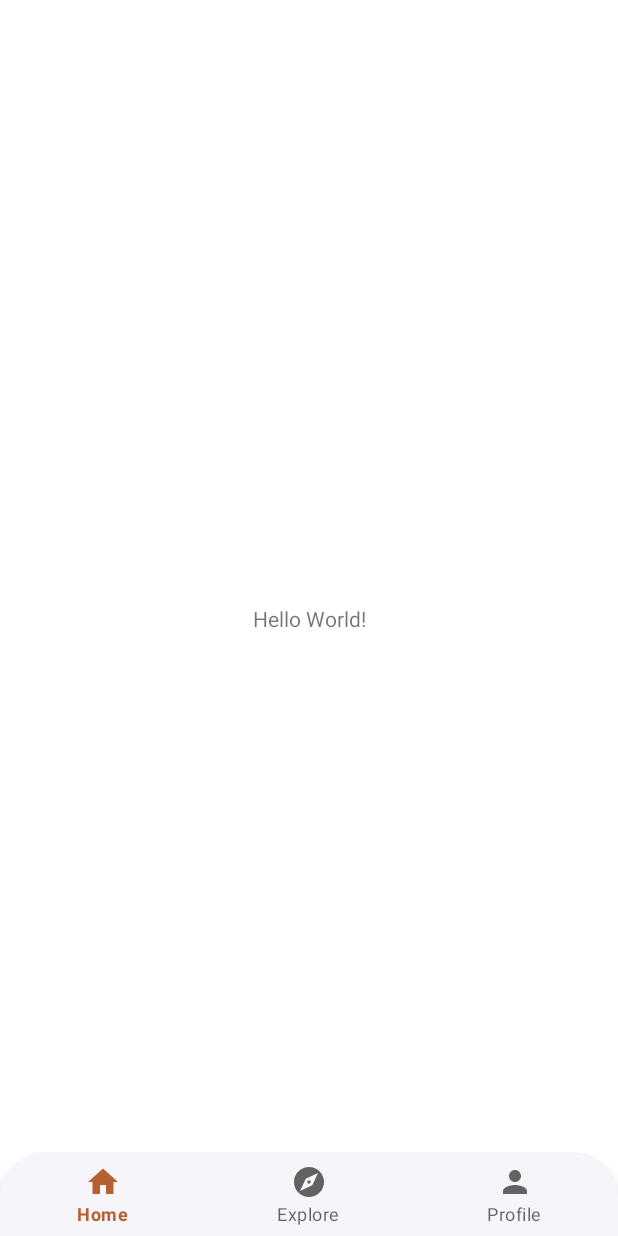
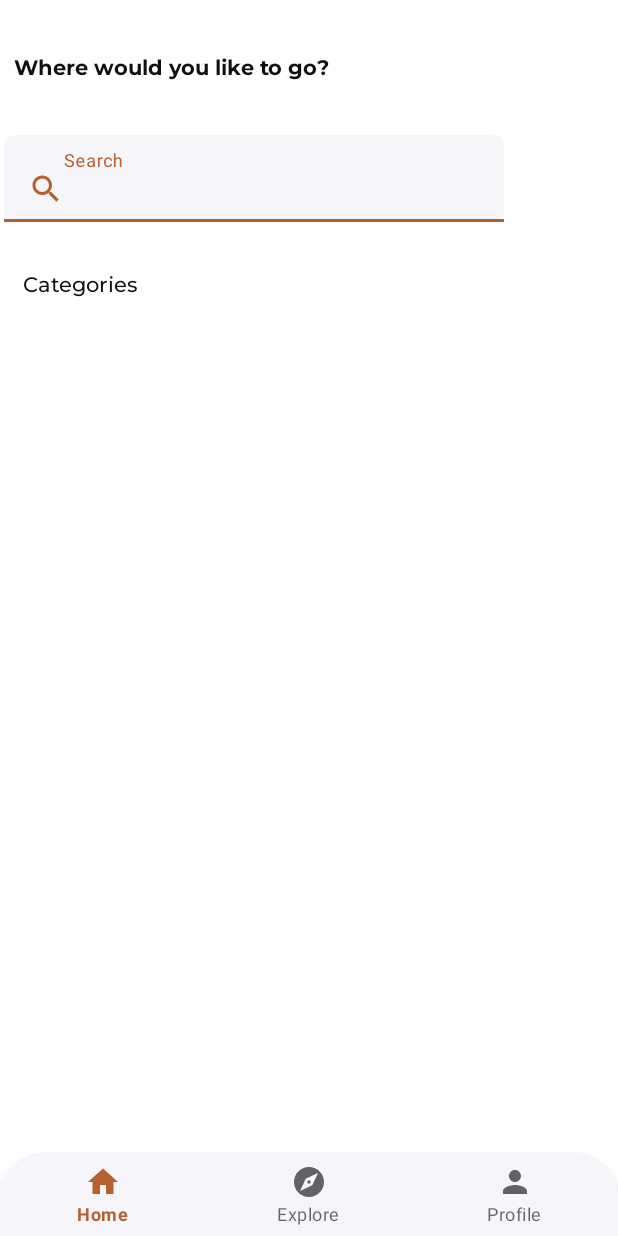
Before and after one commit to Dikarahmanm/Wismata-C23-PS297, an Android app: the MainActivity screen opened directly, with no data from a screen before it, on a phone screen of 412 x 824 dp. Run offline under Robolectric (Android 15) with nearby library versions, the phone set to English and light mode, and no system bars.

Commit message:
mainactivity
not complete

```diff
--- /dev/null
+++ b/Android/app/src/main/res/drawable/ic_search_24.xml
@@ -0,0 +1,5 @@
+<vector android:height="24dp" android:tint="#B6602F"
+    android:viewportHeight="24" android:viewportWidth="24"
+    android:width="24dp" xmlns:android="http://schemas.android.com/apk/res/android">
+    <path android:fillColor="@android:color/white" android:pathData="M15.5,14h-0.79l-0.28,-0.27C15.41,12.59 16,11.11 16,9.5 16,5.91 13.09,3 9.5,3S3,5.91 3,9.5 5.91,16 9.5,16c1.61,0 3.09,-0.59 4.23,-1.57l0.27,0.28v0.79l5,4.99L20.49,19l-4.99,-5zM9.5,14C7.01,14 5,11.99 5,9.5S7.01,5 9.5,5 14,7.01 14,9.5 11.99,14 9.5,14z"/>
+</vector>
--- /dev/null
+++ b/Android/app/src/main/res/drawable/search_bar_rounded.xml
@@ -0,0 +1,11 @@
+<?xml version="1.0" encoding="utf-8"?>
+<shape xmlns:android="http://schemas.android.com/apk/res/android">
+    <solid android:color="@color/white" />
+
+    <corners
+        android:topLeftRadius="8dp"
+        android:topRightRadius="8dp"
+        android:bottomLeftRadius="8dp"
+        android:bottomRightRadius="8dp"
+        />
+</shape>
--- a/Android/app/src/main/res/layout/activity_main.xml
+++ b/Android/app/src/main/res/layout/activity_main.xml
@@ -7,13 +7,18 @@
     tools:context=".MainActivity">
 
     <TextView
+        android:id="@+id/textView"
         android:layout_width="wrap_content"
         android:layout_height="wrap_content"
-        android:text="Hello World!"
+        android:fontFamily="@font/monbold"
+        android:text="@string/main_text"
+        android:textColor="@color/black"
         app:layout_constraintBottom_toBottomOf="parent"
         app:layout_constraintEnd_toEndOf="parent"
+        app:layout_constraintHorizontal_bias="0.047"
         app:layout_constraintStart_toStartOf="parent"
-        app:layout_constraintTop_toTopOf="parent" />
+        app:layout_constraintTop_toTopOf="parent"
+        app:layout_constraintVertical_bias="0.044" />
 
     <com.google.android.material.bottomnavigation.BottomNavigationView
         android:id="@+id/bottomNavigationView"
@@ -25,4 +30,50 @@
         app:layout_constraintStart_toStartOf="parent"
         app:menu="@menu/bottom_navigation_menu" />
 
+    <com.google.android.material.textfield.TextInputLayout
+        android:id="@+id/textInputLayout"
+        android:layout_width="409dp"
+        android:layout_height="wrap_content"
+        android:layout_marginTop="36dp"
+        app:layout_constraintEnd_toEndOf="parent"
+        app:layout_constraintTop_toBottomOf="@+id/textView">
+
+        <com.google.android.material.textfield.TextInputEditText
+            android:layout_width="333dp"
+            android:layout_height="wrap_content"
+            android:layout_marginEnd="76dp"
+            android:background="@drawable/search_bar_rounded"
+            android:drawableLeft="@drawable/ic_search_24"
+            android:hint="@string/search"
+            android:inputType="textPersonName"
+            android:minHeight="48dp"
+            android:paddingLeft="49dp" />
+
+    </com.google.android.material.textfield.TextInputLayout>
+
+    <TextView
+        android:id="@+id/textView2"
+        android:layout_width="wrap_content"
+        android:layout_height="wrap_content"
+        android:layout_marginTop="32dp"
+        android:layout_weight="1"
+        android:fontFamily="@font/monmed"
+        android:textColor="@color/black"
+        android:text="@string/categoriestext"
+        app:layout_constraintEnd_toEndOf="parent"
+        app:layout_constraintHorizontal_bias="0.045"
+        app:layout_constraintStart_toStartOf="parent"
+        app:layout_constraintTop_toBottomOf="@+id/textInputLayout" />
+
+    <androidx.recyclerview.widget.RecyclerView
+        android:id="@+id/recyclerView"
+        android:layout_width="match_parent"
+        android:layout_height="wrap_content"
+        android:layout_marginTop="8dp"
+        app:layout_constraintEnd_toEndOf="parent"
+        app:layout_constraintHorizontal_bias="0.0"
+        app:layout_constraintStart_toStartOf="parent"
+        app:layout_constraintTop_toBottomOf="@+id/textView2" />
+
+
 </androidx.constraintlayout.widget.ConstraintLayout>
--- a/Android/app/src/main/res/values/strings.xml
+++ b/Android/app/src/main/res/values/strings.xml
@@ -22,4 +22,7 @@
     <string name="home">Home</string>
     <string name="explore">Explore</string>
     <string name="profile">Profile</string>
+    <string name="main_text">Where would you like to go?</string>
+    <string name="search">Search</string>
+    <string name="categoriestext">Categories</string>
 </resources>
```
